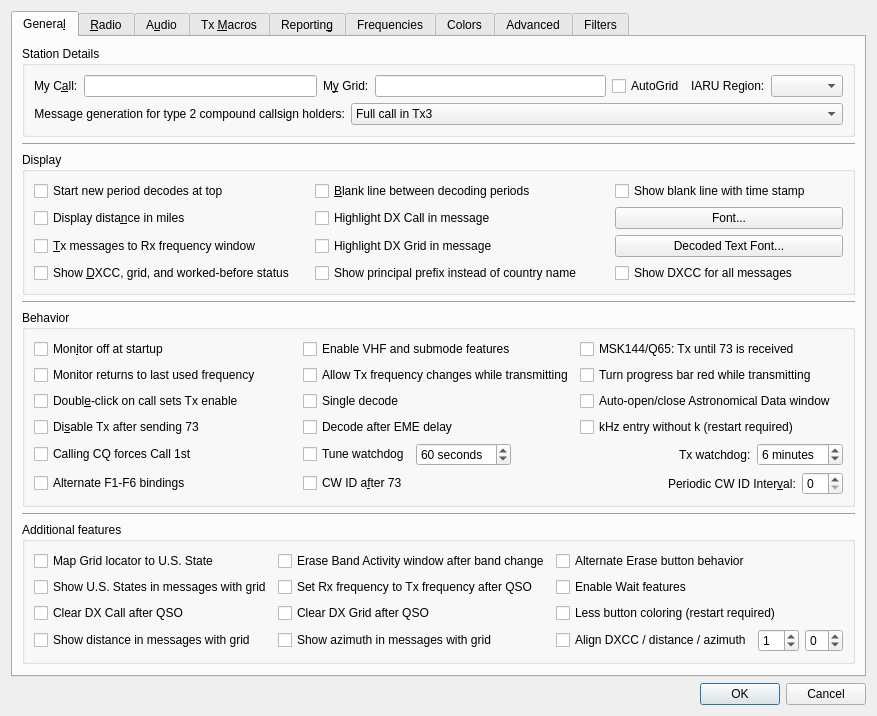
This is Configuration_ohneAlerts.ui in uaro-radio/wsjtx as Qt 5 draws it before an edit. The edited form follows.
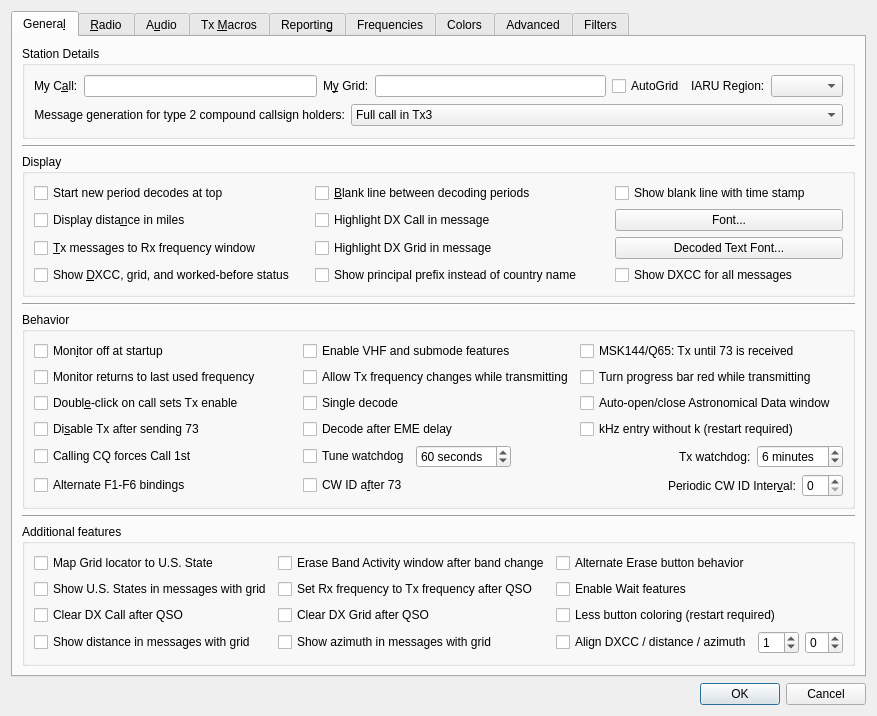
This is the edited form. Custom widgets are drawn as their Qt base class.

What changed in the file:
```diff
--- a/Configuration_ohneAlerts.ui
+++ b/Configuration_ohneAlerts.ui
@@ -7,7 +7,7 @@
     <x>0</x>
     <y>0</y>
     <width>840</width>
-    <height>711</height>
+    <height>705</height>
    </rect>
   </property>
   <property name="sizePolicy">
@@ -708,19 +708,6 @@
          </layout>
         </widget>
        </item>
-       <item>
-        <spacer name="verticalSpacer_9">
-         <property name="orientation">
-          <enum>Qt::Vertical</enum>
-         </property>
-         <property name="sizeHint" stdset="0">
-          <size>
-           <width>20</width>
-           <height>40</height>
-          </size>
-         </property>
-        </spacer>
-       </item>
       </layout>
      </widget>
      <widget class="QWidget" name="radio_tab">
```
Left out of the diff: 416 changed lines with no effect on the pictures.
